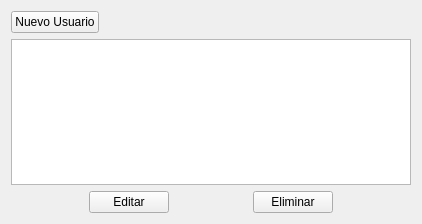
Old version of the form Biblioteca/Views/Usuarios.ui in the repository rescobedoq/sbd.
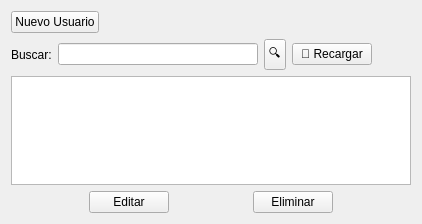
New version of the form.

Commit message: Implementado busqueda de usuarios

The edit to the form file:
```diff
--- a/Biblioteca/Views/Usuarios.ui
+++ b/Biblioteca/Views/Usuarios.ui
@@ -38,6 +38,81 @@
      </item>
     </layout>
    </item>
+   <item>
+    <layout class="QHBoxLayout" name="horizontalLayout_3">
+     <property name="sizeConstraint">
+      <enum>QLayout::SizeConstraint::SetDefaultConstraint</enum>
+     </property>
+     <item>
+      <widget class="QLabel" name="label_2">
+       <property name="text">
+        <string>Buscar:</string>
+       </property>
+      </widget>
+     </item>
+     <item>
+      <widget class="QLineEdit" name="txtBuscarNombre">
+       <property name="sizePolicy">
+        <sizepolicy hsizetype="Preferred" vsizetype="Fixed">
+         <horstretch>0</horstretch>
+         <verstretch>0</verstretch>
+        </sizepolicy>
+       </property>
+       <property name="minimumSize">
+        <size>
+         <width>200</width>
+         <height>0</height>
+        </size>
+       </property>
+      </widget>
+     </item>
+     <item>
+      <widget class="QPushButton" name="btnBuscarUsuario">
+       <property name="sizePolicy">
+        <sizepolicy hsizetype="Fixed" vsizetype="Fixed">
+         <horstretch>0</horstretch>
+         <verstretch>0</verstretch>
+        </sizepolicy>
+       </property>
+       <property name="minimumSize">
+        <size>
+         <width>0</width>
+         <height>0</height>
+        </size>
+       </property>
+       <property name="mouseTracking">
+        <bool>false</bool>
+       </property>
+       <property name="styleSheet">
+        <string notr="true">padding: 4px;</string>
+       </property>
+       <property name="text">
+        <string>🔍</string>
+       </property>
+      </widget>
+     </item>
+     <item>
+      <widget class="QPushButton" name="btnRecargar">
+       <property name="text">
+        <string>🔄 Recargar</string>
+       </property>
+      </widget>
+     </item>
+     <item>
+      <spacer name="horizontalSpacer_2">
+       <property name="orientation">
+        <enum>Qt::Orientation::Horizontal</enum>
+       </property>
+       <property name="sizeHint" stdset="0">
+        <size>
+         <width>40</width>
+         <height>20</height>
+        </size>
+       </property>
+      </spacer>
+     </item>
+    </layout>
+   </item>
    <item>
     <widget class="QTableWidget" name="tblUsuarios"/>
    </item>
```
The commit also changes 3 other files.
